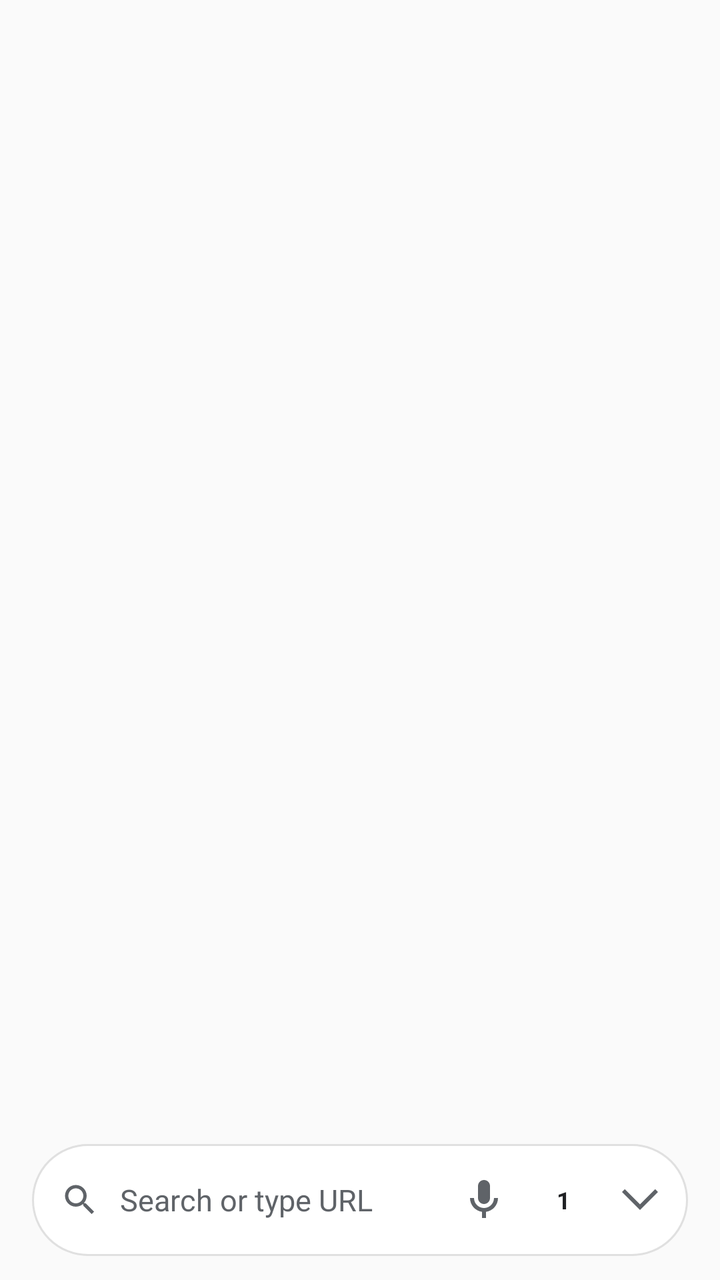
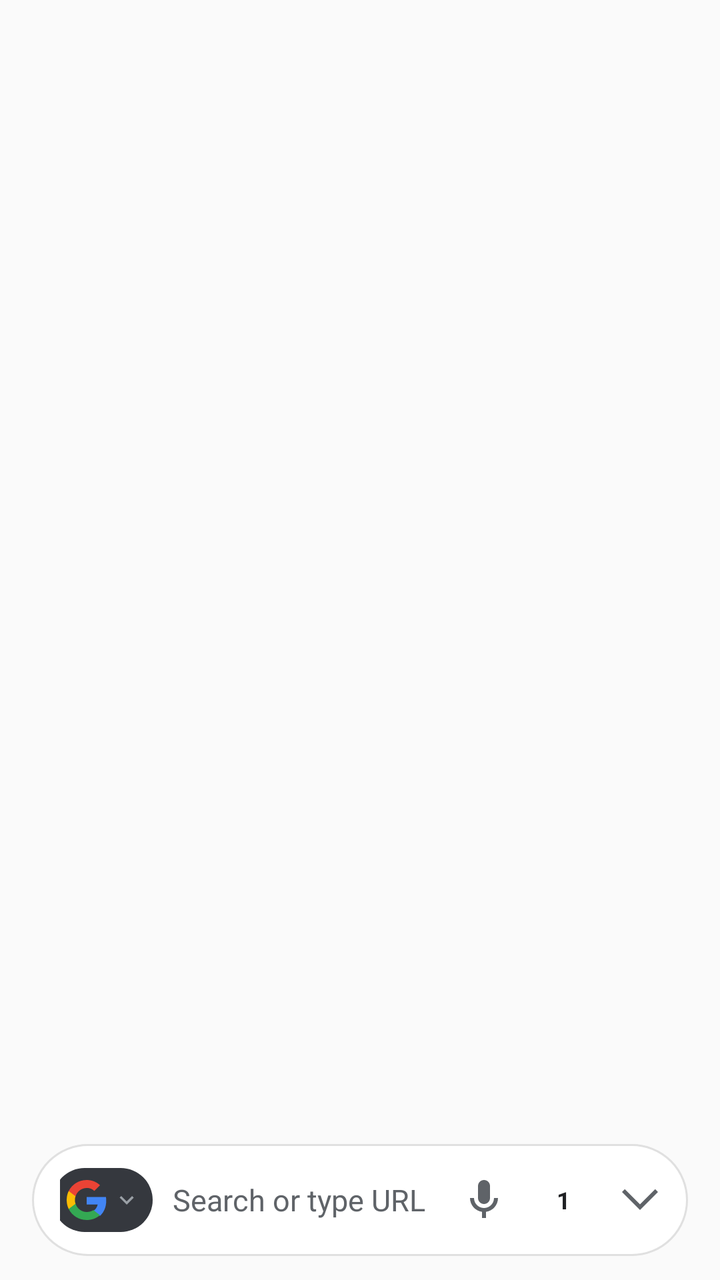

Compare the two renders of this Android layout. The source of the first and the diff that turns it into the second are given below.
<!-- AndroidManifest.xml: application theme Theme.Haze -->
<!-- res/layout/activity_main.xml -->
<?xml version="1.0" encoding="utf-8"?>
<androidx.constraintlayout.widget.ConstraintLayout xmlns:android="http://schemas.android.com/apk/res/android"
    xmlns:app="http://schemas.android.com/apk/res-auto"
    xmlns:tools="http://schemas.android.com/tools"
    android:id="@+id/main"
    android:layout_width="match_parent"
    android:layout_height="match_parent"
    android:background="#FAFAFA"
    tools:context=".MainActivity">

    <ProgressBar
        android:id="@+id/pageProgressBar"
        style="?android:attr/progressBarStyleHorizontal"
        android:layout_width="0dp"
        android:layout_height="4dp"
        android:progressDrawable="@drawable/bg_progress_bar"
        android:max="100"
        android:visibility="gone"
        android:elevation="35dp"
        app:layout_constraintTop_toTopOf="parent"
        app:layout_constraintStart_toStartOf="parent"
        app:layout_constraintEnd_toEndOf="parent" />

    <ImageView
        android:id="@+id/appBackgroundImageView"
        android:layout_width="0dp"
        android:layout_height="0dp"
        android:scaleType="centerCrop"
        android:contentDescription="Background"
        android:visibility="gone"
        app:layout_constraintTop_toTopOf="parent"
        app:layout_constraintBottom_toBottomOf="parent"
        app:layout_constraintStart_toStartOf="parent"
        app:layout_constraintEnd_toEndOf="parent" />

    <View
        android:id="@+id/appBackgroundOverlay"
        android:layout_width="0dp"
        android:layout_height="0dp"
        android:background="#66000000"
        android:visibility="gone"
        app:layout_constraintTop_toTopOf="parent"
        app:layout_constraintBottom_toBottomOf="parent"
        app:layout_constraintStart_toStartOf="parent"
        app:layout_constraintEnd_toEndOf="parent" />

    <FrameLayout
        android:id="@+id/webContainer"
        android:layout_width="0dp"
        android:layout_height="0dp"
        app:layout_constraintTop_toTopOf="parent"
        app:layout_constraintBottom_toBottomOf="parent"
        app:layout_constraintStart_toStartOf="parent"
        app:layout_constraintEnd_toEndOf="parent" />

    
    <FrameLayout
        android:id="@+id/devToolsDockContainer"
        android:layout_width="0dp"
        android:layout_height="320dp"
        android:visibility="gone"
        android:elevation="50dp"
        app:layout_constraintBottom_toBottomOf="parent"
        app:layout_constraintStart_toStartOf="parent"
        app:layout_constraintEnd_toEndOf="parent" />

    
    <include layout="@layout/layout_mini_player" />

    
    <FrameLayout
        android:id="@+id/fullscreenVideoContainer"
        android:layout_width="0dp"
        android:layout_height="0dp"
        android:background="#000000"
        android:visibility="gone"
        android:elevation="60dp"
        app:layout_constraintTop_toTopOf="parent"
        app:layout_constraintBottom_toBottomOf="parent"
        app:layout_constraintStart_toStartOf="parent"
        app:layout_constraintEnd_toEndOf="parent" />



    
    <LinearLayout
        android:id="@+id/topLeftWeather"
        android:layout_width="wrap_content"
        android:layout_height="44dp"
        android:orientation="horizontal"
        android:gravity="center_vertical"
        android:layout_marginTop="14dp"
        android:layout_marginStart="16dp"
        android:paddingStart="12dp"
        android:paddingEnd="12dp"
        android:elevation="28dp"
        android:visibility="gone"
        android:clickable="true"
        android:focusable="true"
        app:layout_constraintTop_toTopOf="parent"
        app:layout_constraintStart_toStartOf="parent">

        <ImageView
            android:id="@+id/ivWeatherIcon"
            android:layout_width="22dp"
            android:layout_height="22dp"
            android:layout_marginEnd="6dp"
            android:src="@drawable/ic_cloud"
            android:contentDescription="Current Weather Icon" />

        <TextView
            android:id="@+id/tvWeatherTemp"
            android:layout_width="wrap_content"
            android:layout_height="wrap_content"
            android:text="--°"
            android:textSize="14sp"
            android:fontFamily="sans-serif-medium"
            android:textColor="#FFFFFF" />
    </LinearLayout>

    
    <LinearLayout
        android:id="@+id/topRightActions"
        android:layout_width="wrap_content"
        android:layout_height="wrap_content"
        android:orientation="horizontal"
        android:gravity="center_vertical"
        android:layout_marginTop="14dp"
        android:layout_marginEnd="16dp"
        android:elevation="28dp"
        android:visibility="gone"
        android:clipChildren="false"
        android:clipToPadding="false"
        app:layout_constraintTop_toTopOf="parent"
        app:layout_constraintEnd_toEndOf="parent">



        
        <FrameLayout
            android:id="@+id/btnProfile"
            android:layout_width="44dp"
            android:layout_height="44dp"
            android:clickable="true"
            android:focusable="true"
            android:background="@drawable/bg_circle_gray">

            <ImageView
                android:id="@+id/ivProfileAvatar"
                android:layout_width="38dp"
                android:layout_height="38dp"
                android:layout_gravity="center"
                android:scaleType="centerCrop"
                android:src="@drawable/ic_person"
                android:contentDescription="Google Account Profile" />
        </FrameLayout>
    </LinearLayout>

    
    <View
        android:id="@+id/dimOverlay"
        android:layout_width="0dp"
        android:layout_height="0dp"
        android:background="@android:color/transparent"
        android:visibility="gone"
        android:elevation="10dp"
        android:clickable="true"
        android:focusable="true"
        app:layout_constraintTop_toTopOf="parent"
        app:layout_constraintBottom_toBottomOf="parent"
        app:layout_constraintStart_toStartOf="parent"
        app:layout_constraintEnd_toEndOf="parent" />



    
    <LinearLayout
        android:id="@+id/findBarContainer"
        android:layout_width="0dp"
        android:layout_height="wrap_content"
        android:background="#FFFFFF"
        android:elevation="10dp"
        android:orientation="horizontal"
        android:gravity="center_vertical"
        android:padding="8dp"
        android:visibility="gone"
        app:layout_constraintBottom_toTopOf="@id/addressBarContainer"
        app:layout_constraintStart_toStartOf="parent"
        app:layout_constraintEnd_toEndOf="parent">

        <EditText
            android:id="@+id/findInput"
            android:layout_width="0dp"
            android:layout_height="40dp"
            android:layout_weight="1"
            android:background="@drawable/bg_address_bar"
            android:hint="Find in page..."
            android:paddingStart="16dp"
            android:paddingEnd="16dp"
            android:singleLine="true"
            android:imeOptions="actionSearch"
            android:textColor="#202124"
            android:textSize="14sp"/>

        <TextView
            android:id="@+id/tvFindCount"
            android:layout_width="wrap_content"
            android:layout_height="wrap_content"
            android:layout_marginStart="8dp"
            android:layout_marginEnd="6dp"
            android:text=""
            android:textSize="12sp"
            android:textColor="#5F6368"
            android:visibility="gone" />

        <ImageButton
            android:id="@+id/btnFindPrev"
            android:layout_width="36dp"
            android:layout_height="36dp"
            android:background="?attr/selectableItemBackgroundBorderless"
            android:src="@drawable/ic_chevron_up"
            android:contentDescription="Previous" />

        <ImageButton
            android:id="@+id/btnFindNext"
            android:layout_width="36dp"
            android:layout_height="36dp"
            android:background="?attr/selectableItemBackgroundBorderless"
            android:src="@drawable/ic_chevron_down"
            android:contentDescription="Next" />

        <ImageButton
            android:id="@+id/btnFindClose"
            android:layout_width="36dp"
            android:layout_height="36dp"
            android:background="?attr/selectableItemBackgroundBorderless"
            android:src="@drawable/ic_close"
            android:contentDescription="Close Find" />
    </LinearLayout>

    
    <LinearLayout
        android:id="@+id/addressBarContainer"
        android:layout_width="0dp"
        android:layout_height="wrap_content"
        android:orientation="vertical"
        android:background="@android:color/transparent"
        android:paddingStart="16dp"
        android:paddingEnd="16dp"
        android:paddingTop="2dp"
        android:paddingBottom="12dp"
        android:elevation="30dp"
        android:clipChildren="false"
        android:clipToPadding="false"
        app:layout_constraintBottom_toBottomOf="parent"
        app:layout_constraintStart_toStartOf="parent"
        app:layout_constraintEnd_toEndOf="parent">

        
        <FrameLayout
            android:id="@+id/clipboardContainer"
            android:layout_width="match_parent"
            android:layout_height="wrap_content"
            android:layout_marginBottom="8dp"
            android:visibility="gone" />

        
        <ScrollView
            android:id="@+id/searchSuggestionStrip"
            android:layout_width="match_parent"
            android:layout_height="wrap_content"
            android:scrollbars="none"
            android:overScrollMode="never"
            android:fillViewport="true"
            android:visibility="gone"
            android:layout_marginBottom="8dp"
            android:elevation="0dp"
            android:clipToPadding="false">

            <LinearLayout
                android:id="@+id/suggestionChipContainer"
                android:layout_width="match_parent"
                android:layout_height="wrap_content"
                android:orientation="vertical"
                android:paddingTop="12dp"
                android:paddingBottom="12dp" />
        </ScrollView>

        
        <HorizontalScrollView
            android:id="@+id/searchEngineSelectorBar"
            android:layout_width="match_parent"
            android:layout_height="wrap_content"
            android:scrollbars="none"
            android:overScrollMode="never"
            android:visibility="gone"
            android:layout_marginBottom="8dp"
            android:clipToPadding="false">

            <LinearLayout
                android:id="@+id/searchEngineChipContainer"
                android:layout_width="wrap_content"
                android:layout_height="36dp"
                android:gravity="center_vertical"
                android:orientation="horizontal"
                android:paddingStart="2dp"
                android:paddingEnd="2dp" />
        </HorizontalScrollView>

        
        <LinearLayout
            android:id="@+id/addressBarInner"
            android:layout_width="match_parent"
            android:layout_height="56dp"
            android:background="@drawable/bg_address_bar"
            android:orientation="horizontal"
            android:gravity="center_vertical"
            android:paddingStart="14dp"
            android:paddingEnd="8dp"
            android:elevation="0dp">

            <ImageView
                android:id="@+id/searchIcon"
                android:layout_width="20dp"
                android:layout_height="20dp"
                android:src="@drawable/ic_search"
                android:contentDescription="Search Icon"
                app:tint="#5F6368" />

            <EditText
                android:id="@+id/addressBar"
                android:layout_width="0dp"
                android:layout_height="match_parent"
                android:layout_weight="1"
                android:background="@null"
                android:hint="@string/search_hint"
                android:importantForAutofill="no"
                android:imeOptions="actionSearch|flagNoExtractUi"
                android:inputType="text|textNoSuggestions"
                android:maxLines="1"
                android:paddingStart="10dp"
                android:paddingEnd="6dp"
                android:singleLine="true"
                android:textColor="#202124"
                android:textColorHint="#5F6368"
                android:textColorHighlight="#551A73E8"
                android:textSize="15sp" />

            
            <ImageButton
                android:id="@+id/btnClearQuery"
                android:layout_width="28dp"
                android:layout_height="28dp"
                android:background="?attr/selectableItemBackgroundBorderless"
                android:src="@drawable/ic_close"
                android:visibility="gone"
                android:layout_marginEnd="4dp"
                android:contentDescription="Clear Text"
                app:tint="#5F6368" />

            
            <ImageButton
                android:id="@+id/btnQrScan"
                android:layout_width="36dp"
                android:layout_height="36dp"
                android:background="?attr/selectableItemBackgroundBorderless"
                android:src="@drawable/ic_qr_code"
                android:visibility="gone"
                android:layout_marginEnd="2dp"
                android:contentDescription="Scan QR Code"
                app:tint="#5F6368" />

            
            <ImageButton
                android:id="@+id/btnVoiceSearch"
                android:layout_width="36dp"
                android:layout_height="36dp"
                android:background="?attr/selectableItemBackgroundBorderless"
                android:src="@drawable/ic_mic"
                android:layout_marginEnd="6dp"
                android:contentDescription="Voice Search"
                app:tint="#5F6368" />

            
            <FrameLayout
                android:id="@+id/btnTabsCircular"
                android:layout_width="32dp"
                android:layout_height="32dp"
                android:background="?attr/selectableItemBackgroundBorderless"
                android:layout_marginEnd="6dp"
                android:clickable="true"
                android:focusable="true">

                <TextView
                    android:id="@+id/tabCountBtn"
                    android:layout_width="wrap_content"
                    android:layout_height="wrap_content"
                    android:text="1"
                    android:textStyle="bold"
                    android:gravity="center"
                    android:textSize="12sp"
                    android:textColor="#202124"
                    android:layout_gravity="center" />
            </FrameLayout>

            
            <ImageButton
                android:id="@+id/menuBtn"
                android:layout_width="32dp"
                android:layout_height="32dp"
                android:background="?attr/selectableItemBackgroundBorderless"
                android:src="@drawable/ic_wide_arrow_down"
                android:contentDescription="Menu"
                app:tint="#5F6368" />

        </LinearLayout>
    </LinearLayout>
</androidx.constraintlayout.widget.ConstraintLayout>
<!-- res/layout/layout_mini_player.xml (included above) -->
<?xml version="1.0" encoding="utf-8"?>
<FrameLayout xmlns:android="http://schemas.android.com/apk/res/android"
    xmlns:app="http://schemas.android.com/apk/res-auto"
    android:id="@+id/miniPlayerRoot"
    android:layout_width="320dp"
    android:layout_height="180dp"
    android:background="@drawable/bg_mini_player"
    android:elevation="24dp"
    android:visibility="gone">

    
    <FrameLayout
        android:id="@+id/miniPlayerVideoContainer"
        android:layout_width="match_parent"
        android:layout_height="match_parent"
        android:background="#000000" />

    
    <FrameLayout
        android:id="@+id/miniPlayerControls"
        android:layout_width="match_parent"
        android:layout_height="match_parent"
        android:background="#A6000000"
        android:alpha="0">

        
        <LinearLayout
            android:id="@+id/miniPlayerTopBar"
            android:layout_width="match_parent"
            android:layout_height="wrap_content"
            android:orientation="horizontal"
            android:gravity="center_vertical"
            android:paddingStart="10dp"
            android:paddingTop="8dp"
            android:paddingEnd="8dp"
            android:paddingBottom="4dp"
            android:layout_gravity="top">

            <ImageView
                android:id="@+id/ivMiniPlayerSiteIcon"
                android:layout_width="18dp"
                android:layout_height="18dp"
                android:src="@drawable/ic_youtube"
                android:layout_marginEnd="6dp"
                android:contentDescription="Site Icon" />

            <TextView
                android:id="@+id/tvMiniPlayerTitle"
                android:layout_width="0dp"
                android:layout_height="wrap_content"
                android:layout_weight="1"
                android:text="youtube.com"
                android:textColor="#FFFFFF"
                android:textSize="13sp"
                android:textStyle="bold"
                android:maxLines="1"
                android:ellipsize="end" />

            <ImageButton
                android:id="@+id/btnMiniPlayerMinimize"
                android:layout_width="28dp"
                android:layout_height="28dp"
                android:background="?attr/selectableItemBackgroundBorderless"
                android:src="@drawable/ic_minimize"
                android:contentDescription="Minimize"
                app:tint="#FFFFFF" />

            <ImageButton
                android:id="@+id/btnMiniPlayerExpand"
                android:layout_width="28dp"
                android:layout_height="28dp"
                android:background="?attr/selectableItemBackgroundBorderless"
                android:src="@drawable/ic_open_in_new"
                android:contentDescription="Expand"
                app:tint="#FFFFFF"
                android:layout_marginStart="4dp" />

            <ImageButton
                android:id="@+id/btnMiniPlayerClose"
                android:layout_width="28dp"
                android:layout_height="28dp"
                android:background="?attr/selectableItemBackgroundBorderless"
                android:src="@drawable/ic_close"
                android:contentDescription="Close"
                app:tint="#FFFFFF"
                android:layout_marginStart="4dp" />
        </LinearLayout>

        <ProgressBar
            android:id="@+id/miniPlayerBuffering"
            android:layout_width="36dp"
            android:layout_height="36dp"
            android:layout_gravity="center"
            android:visibility="gone"
            android:indeterminateTint="#FFFFFF" />

        <TextView
            android:id="@+id/miniPlayerError"
            android:layout_width="wrap_content"
            android:layout_height="wrap_content"
            android:layout_gravity="center"
            android:padding="12dp"
            android:text="Playback unavailable"
            android:textColor="#FFFFFF"
            android:textSize="12sp"
            android:visibility="gone" />

        
        <LinearLayout
            android:layout_width="wrap_content"
            android:layout_height="wrap_content"
            android:orientation="horizontal"
            android:layout_gravity="center"
            android:gravity="center">

            <ImageButton
                android:id="@+id/btnMiniPlayerRewind"
                android:layout_width="36dp"
                android:layout_height="36dp"
                android:background="?attr/selectableItemBackgroundBorderless"
                android:src="@drawable/ic_replay_10"
                android:contentDescription="Rewind 10s"
                app:tint="#FFFFFF" />

            <ImageButton
                android:id="@+id/btnMiniPlayerPlayPause"
                android:layout_width="48dp"
                android:layout_height="48dp"
                android:background="@drawable/bg_mini_player_play_btn"
                android:src="@drawable/ic_pause"
                android:contentDescription="Play/Pause"
                app:tint="#000000"
                android:layout_marginStart="20dp"
                android:layout_marginEnd="20dp" />

            <ImageButton
                android:id="@+id/btnMiniPlayerForward"
                android:layout_width="36dp"
                android:layout_height="36dp"
                android:background="?attr/selectableItemBackgroundBorderless"
                android:src="@drawable/ic_forward_10"
                android:contentDescription="Forward 10s"
                app:tint="#FFFFFF" />
        </LinearLayout>

        
        <LinearLayout
            android:id="@+id/miniPlayerBottomBar"
            android:layout_width="match_parent"
            android:layout_height="wrap_content"
            android:orientation="vertical"
            android:paddingStart="10dp"
            android:paddingEnd="10dp"
            android:paddingBottom="6dp"
            android:layout_gravity="bottom">

            <SeekBar
                android:id="@+id/miniPlayerSeekBar"
                android:layout_width="match_parent"
                android:layout_height="wrap_content"
                android:paddingStart="0dp"
                android:paddingEnd="0dp"
                android:progressDrawable="@drawable/bg_progress_bar"
                android:thumb="@drawable/bg_mini_player_thumb"
                android:thumbOffset="0dp"
                android:maxHeight="3dp"
                android:minHeight="3dp" />

            <RelativeLayout
                android:layout_width="match_parent"
                android:layout_height="wrap_content"
                android:layout_marginTop="2dp">

                <TextView
                    android:id="@+id/tvMiniPlayerTime"
                    android:layout_width="wrap_content"
                    android:layout_height="wrap_content"
                    android:layout_alignParentStart="true"
                    android:layout_centerVertical="true"
                    android:text="0:00 / 0:00"
                    android:textColor="#FFFFFF"
                    android:textSize="11.5sp"
                    android:fontFamily="sans-serif-medium" />

                <ImageButton
                    android:id="@+id/btnMiniPlayerVolume"
                    android:layout_width="26dp"
                    android:layout_height="26dp"
                    android:layout_alignParentEnd="true"
                    android:layout_centerVertical="true"
                    android:background="?attr/selectableItemBackgroundBorderless"
                    android:src="@drawable/ic_volume_up"
                    android:contentDescription="Volume"
                    app:tint="#FFFFFF" />
            </RelativeLayout>
        </LinearLayout>

        
        <ImageView
            android:id="@+id/miniPlayerResizeHandle"
            android:layout_width="20dp"
            android:layout_height="20dp"
            android:layout_gravity="bottom|end"
            android:src="@drawable/ic_resize"
            android:contentDescription="Resize"
            android:padding="3dp"
            android:visibility="gone" />
    </FrameLayout>
</FrameLayout>
<!-- resources referenced by this layout -->
<resources>
  <!-- drawable bg_address_bar (drawable) -->
  <?xml version="1.0" encoding="utf-8"?>
  <shape xmlns:android="http://schemas.android.com/apk/res/android" android:shape="rectangle">
      <solid android:color="#FFFFFF" />
      <corners android:radius="28dp" />
      <stroke android:width="1dp" android:color="#E0E0E0" />
  </shape>
  <!-- drawable bg_circle_gray (drawable) -->
  <?xml version="1.0" encoding="utf-8"?>
  <shape xmlns:android="http://schemas.android.com/apk/res/android" android:shape="oval">
      <solid android:color="#00000000" />
  </shape>
  <!-- drawable bg_mini_player (drawable) -->
  <?xml version="1.0" encoding="utf-8"?>
  <shape xmlns:android="http://schemas.android.com/apk/res/android" android:shape="rectangle">
      <solid android:color="#000000" />
      <corners android:radius="12dp" />
      <stroke android:width="1dp" android:color="#4DFFFFFF" />
  </shape>
  <!-- drawable bg_mini_player_play_btn (drawable) -->
  <?xml version="1.0" encoding="utf-8"?>
  <shape xmlns:android="http://schemas.android.com/apk/res/android"
      android:shape="rectangle">
      <corners android:radius="18dp" />
      <solid android:color="#F5F5F5" />
  </shape>
  <!-- drawable bg_mini_player_thumb (drawable) -->
  <?xml version="1.0" encoding="utf-8"?>
  <shape xmlns:android="http://schemas.android.com/apk/res/android"
      android:shape="oval">
      <solid android:color="#FFFFFF" />
      <size android:width="14dp" android:height="14dp" />
  </shape>
  <!-- drawable ic_search (drawable) -->
  <vector xmlns:android="http://schemas.android.com/apk/res/android"
      android:width="24dp"
      android:height="24dp"
      android:viewportWidth="24"
      android:viewportHeight="24">
    <path
        android:fillColor="#5F6368"
        android:pathData="M15.5,14h-0.79l-0.28,-0.27C15.41,12.59 16,11.11 16,9.5 16,5.91 13.09,3 9.5,3S3,5.91 3,9.5 5.91,16 9.5,16c1.61,0 3.09,-0.59 4.23,-1.57l0.27,0.28v0.79l5,4.99L20.49,19l-4.99,-5zM9.5,14C7.01,14 5,11.99 5,9.5S7.01,5 9.5,5 14,7.01 14,9.5 11.99,14 9.5,14z"/>
  </vector>
  <string name="search_hint">Search or type URL</string>
  <style name="Theme.Haze" parent="Base.Theme.Haze" />
  <style name="Base.Theme.Haze" parent="Theme.Material3.DayNight.NoActionBar">
          
          
      </style>
  <!-- unchanged entries left out for length: 17 -->
</resources>

<!-- the commit's change to res/layout/activity_main.xml (unified diff, before → after) -->
@@ -319,13 +319,47 @@
             android:paddingEnd="8dp"
             android:elevation="0dp">
 
+            
             <ImageView
                 android:id="@+id/searchIcon"
                 android:layout_width="20dp"
                 android:layout_height="20dp"
-                android:src="@drawable/ic_search"
+                android:src="@drawable/ic_privacy_shield"
                 android:contentDescription="Search Icon"
+                android:visibility="gone"
                 app:tint="#5F6368" />
+
+            
+            <LinearLayout
+                android:id="@+id/btnSearchEngineDropdown"
+                android:layout_width="wrap_content"
+                android:layout_height="32dp"
+                android:gravity="center_vertical"
+                android:orientation="horizontal"
+                android:paddingStart="7dp"
+                android:paddingEnd="6dp"
+                android:layout_marginStart="-4dp"
+                android:layout_marginEnd="6dp"
+                android:background="@drawable/bg_engine_pill"
+                android:clickable="true"
+                android:focusable="true">
+
+                <ImageView
+                    android:id="@+id/ivActiveEngineIcon"
+                    android:layout_width="20dp"
+                    android:layout_height="20dp"
+                    android:src="@drawable/ic_google_logo"
+                    android:contentDescription="Search Engine" />
+
+                <ImageView
+                    android:id="@+id/ivActiveEngineChevron"
+                    android:layout_width="14dp"
+                    android:layout_height="14dp"
+                    android:layout_marginStart="3dp"
+                    android:src="@drawable/ic_chevron_down"
+                    app:tint="#9AA0A6"
+                    android:contentDescription="Select Engine" />
+            </LinearLayout>
 
             <EditText
                 android:id="@+id/addressBar"
@@ -338,7 +372,7 @@
                 android:imeOptions="actionSearch|flagNoExtractUi"
                 android:inputType="text|textNoSuggestions"
                 android:maxLines="1"
-                android:paddingStart="10dp"
+                android:paddingStart="4dp"
                 android:paddingEnd="6dp"
                 android:singleLine="true"
                 android:textColor="#202124"
<!-- resource entries referenced after the edit -->
@@ -12,6 +12,17 @@
   <shape xmlns:android="http://schemas.android.com/apk/res/android" android:shape="oval">
       <solid android:color="#00000000" />
   </shape>
+  <!-- drawable bg_engine_pill (drawable) -->
+  <?xml version="1.0" encoding="utf-8"?>
+  <ripple xmlns:android="http://schemas.android.com/apk/res/android"
+      android:color="#26FFFFFF">
+      <item>
+          <shape android:shape="rectangle">
+              <corners android:radius="16dp" />
+              <solid android:color="#35383E" />
+          </shape>
+      </item>
+  </ripple>
   <!-- drawable bg_mini_player (drawable) -->
   <?xml version="1.0" encoding="utf-8"?>
   <shape xmlns:android="http://schemas.android.com/apk/res/android" android:shape="rectangle">
@@ -33,15 +44,39 @@
       <solid android:color="#FFFFFF" />
       <size android:width="14dp" android:height="14dp" />
   </shape>
-  <!-- drawable ic_search (drawable) -->
+  <!-- drawable ic_google_logo (drawable) -->
   <vector xmlns:android="http://schemas.android.com/apk/res/android"
       android:width="24dp"
       android:height="24dp"
       android:viewportWidth="24"
       android:viewportHeight="24">
     <path
+        android:fillColor="#4285F4"
+        android:pathData="M23.745,12.27c0,-0.7 -0.06,-1.4 -0.19,-2.07H12v4.51h6.6c-0.29,1.52 -1.14,2.82 -2.4,3.68v3.05h3.88c2.27,-2.09 3.665,-5.17 3.665,-9.17z"/>
+    <path
+        android:fillColor="#34A853"
+        android:pathData="M12,24c3.24,0 5.95,-1.08 7.93,-2.91l-3.88,-3.05c-1.08,0.72 -2.45,1.16 -4.05,1.16 -3.11,0 -5.74,-2.11 -6.68,-4.96H1.21v3.15C3.26,21.43 7.34,24 12,24z"/>
+    <path
+        android:fillColor="#FBBC05"
+        android:pathData="M5.32,14.24c-0.24,-0.72 -0.38,-1.49 -0.38,-2.24s0.14,-1.52 0.38,-2.24V6.61H1.21C0.44,8.14 0,9.99 0,12s0.44,3.86 1.21,5.39l4.11,-3.15z"/>
+    <path
+        android:fillColor="#EA4335"
+        android:pathData="M12,4.75c1.77,0 3.35,0.61 4.6,1.8l3.42,-3.42C17.95,1.19 15.24,0 12,0 7.34,0 3.26,2.57 1.21,6.61l4.11,3.15c0.94,-2.85 3.57,-4.96 6.68,-4.96z"/>
+  </vector>
+  <!-- drawable ic_privacy_shield (drawable) -->
+  <vector xmlns:android="http://schemas.android.com/apk/res/android"
+      android:width="24dp"
+      android:height="24dp"
+      android:viewportWidth="24"
+      android:viewportHeight="24">
+    
+    <path
         android:fillColor="#5F6368"
-        android:pathData="M15.5,14h-0.79l-0.28,-0.27C15.41,12.59 16,11.11 16,9.5 16,5.91 13.09,3 9.5,3S3,5.91 3,9.5 5.91,16 9.5,16c1.61,0 3.09,-0.59 4.23,-1.57l0.27,0.28v0.79l5,4.99L20.49,19l-4.99,-5zM9.5,14C7.01,14 5,11.99 5,9.5S7.01,5 9.5,5 14,7.01 14,9.5 11.99,14 9.5,14z"/>
+        android:pathData="M12,2L4,5v6.09c0,5.05 3.41,9.76 8,10.91c4.59,-1.15 8,-5.86 8,-10.91V5L12,2zM18,11.09c0,4 -2.55,7.7 -6,8.83c-3.45,-1.13 -6,-4.82 -6,-8.83V6.31l6,-2.25l6,2.25V11.09z"/>
+    
+    <path
+        android:fillColor="#5F6368"
+        android:pathData="M11,7h2v2h-2zM11,11h2v5h-2z"/>
   </vector>
   <string name="search_hint">Search or type URL</string>
   <style name="Theme.Haze" parent="Base.Theme.Haze" />
